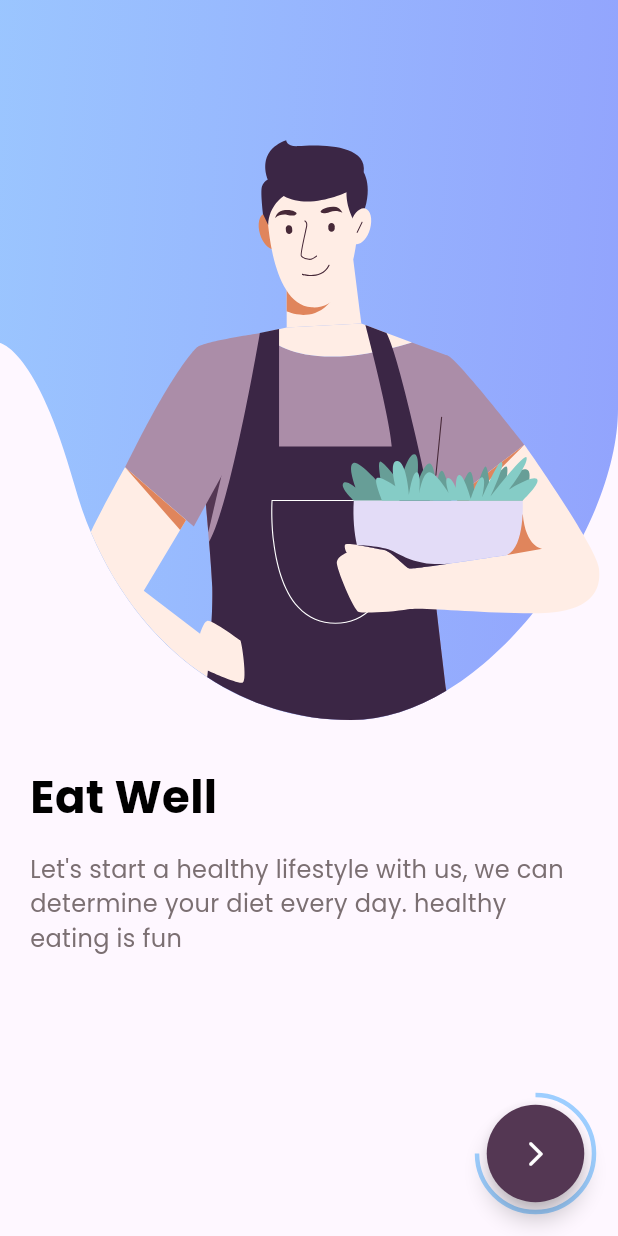
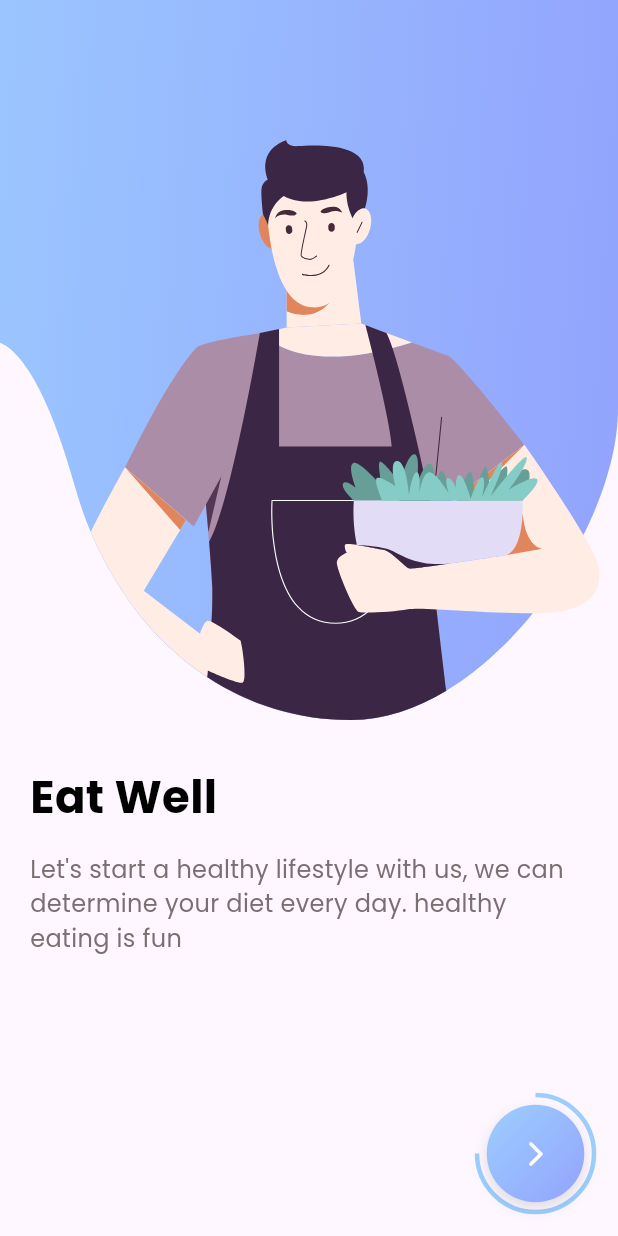
Before and after one commit to Shamoon-Abbas/Fitness_app, a Flutter app: the Onboarding4 screen opened directly, after a tap on the "arrow forward ios" icon, on a phone screen of 412 x 824 dp. Run offline on Flutter 3.47's test engine with Material 3 defaults, Android fonts, the phone set to English and light mode, and no system bars; our stand-ins replace flutter_svg.

Commit message:
just completed the floating action buttons of all onboarding screens...
Almost the onboarding session is completed for fitnessX

```diff
--- a/lib/onboarding_4.dart
+++ b/lib/onboarding_4.dart
@@ -1,3 +1,4 @@
+import 'package:fitness_app/widgets/onboarding_FAB.dart';
 import 'package:flutter/material.dart';
 import 'package:flutter_svg/svg.dart';
 
@@ -35,25 +36,12 @@ class Onboarding4 extends StatelessWidget {
 
           ],
         ),
-        floatingActionButton: Stack(
-            alignment: Alignment.center,
-            children: [
-              SizedBox(
-                width: 78,
-                height: 78,
-                child: CircularProgressIndicator(
-                  value: 0.5, // 25% filled (semi-circle would be 0.5, adjust as needed)
-                  strokeWidth: 3,
-                  valueColor: AlwaysStoppedAnimation<Color>(Color(0xFF9DCEFF)),
-                  backgroundColor: Colors.transparent,
-                ),
-              ),Container(height: 65,width: 65,
-                child: FloatingActionButton(onPressed: (){
-                  Navigator.push(context, MaterialPageRoute(builder: (context)=>Onboarding5()));
-                },child: Icon(Icons.arrow_forward_ios_rounded,color: Colors.white,size: 20),backgroundColor: Color(0xFF543753),shape: RoundedRectangleBorder(borderRadius: BorderRadiusGeometry.circular(40)),),
-              ),
-            ]
-        )
+      floatingActionButton: gradientFAB(
+        progressValue: 0.5, // 75% for onboarding screen 3
+        onPressed: () {
+          Navigator.push(context, MaterialPageRoute(builder: (context) => Onboarding5()));
+        },
+      ),
     );
   }
 }
--- a/lib/onboarding_5.dart
+++ b/lib/onboarding_5.dart
@@ -1,3 +1,4 @@
+import 'package:fitness_app/widgets/onboarding_FAB.dart';
 import 'package:flutter/material.dart';
 import 'package:flutter_svg/svg.dart';
 
@@ -37,25 +38,12 @@ class Onboarding5 extends StatelessWidget {
 
           ],
         ),
-        floatingActionButton: Stack(
-            alignment: Alignment.center,
-            children: [
-              SizedBox(
-                width: 78,
-                height: 78,
-                child: CircularProgressIndicator(
-                  value: 0.75, // 25% filled (semi-circle would be 0.5, adjust as needed)
-                  strokeWidth: 3,
-                  valueColor: AlwaysStoppedAnimation<Color>(Color(0xFF9DCEFF)),
-                  backgroundColor: Colors.transparent,
-                ),
-              ),Container(height: 65,width: 65,
-                child: FloatingActionButton(onPressed: (){
-                  Navigator.push(context, MaterialPageRoute(builder: (context)=>Onboarding6()));
-                },child: Icon(Icons.arrow_forward_ios_rounded,color: Colors.white,size: 20),backgroundColor: Color(0xFF543753),shape: RoundedRectangleBorder(borderRadius: BorderRadiusGeometry.circular(40)),),
-              ),
-            ]
-        )
+      floatingActionButton: gradientFAB(
+        progressValue: 0.75, // 75% for onboarding screen 3
+        onPressed: () {
+          Navigator.push(context, MaterialPageRoute(builder: (context) => Onboarding6()));
+        },
+      ),
     );
   }
 }
```
Also changed, not shown: lib/onboarding_6.dart (+7 -19 lines).
